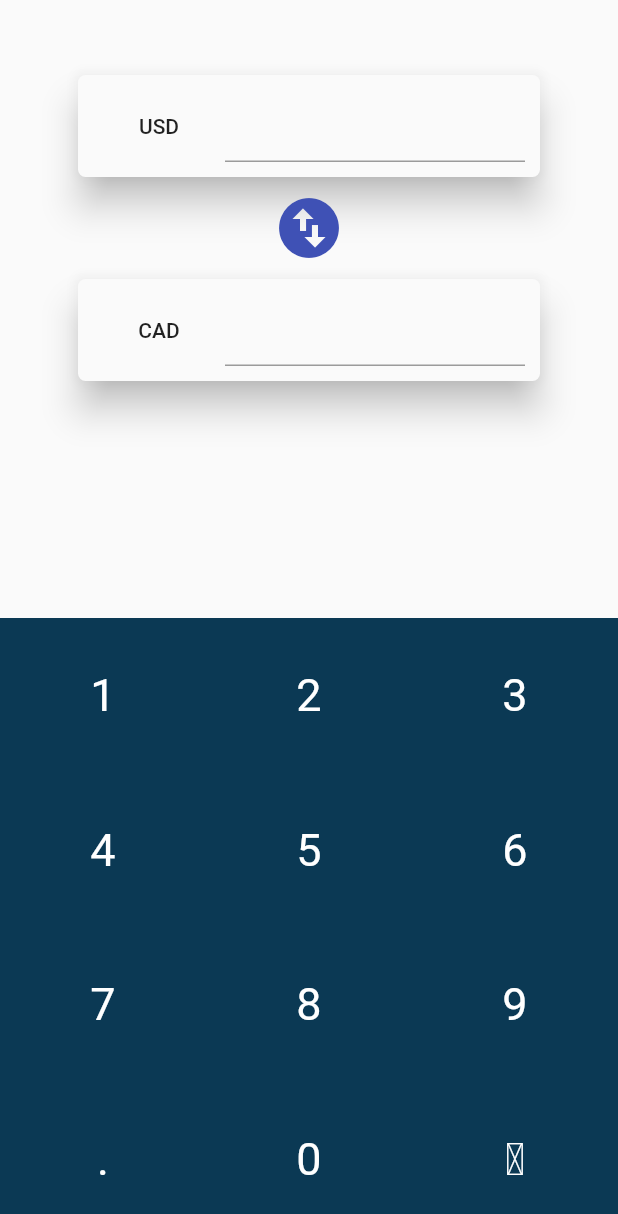
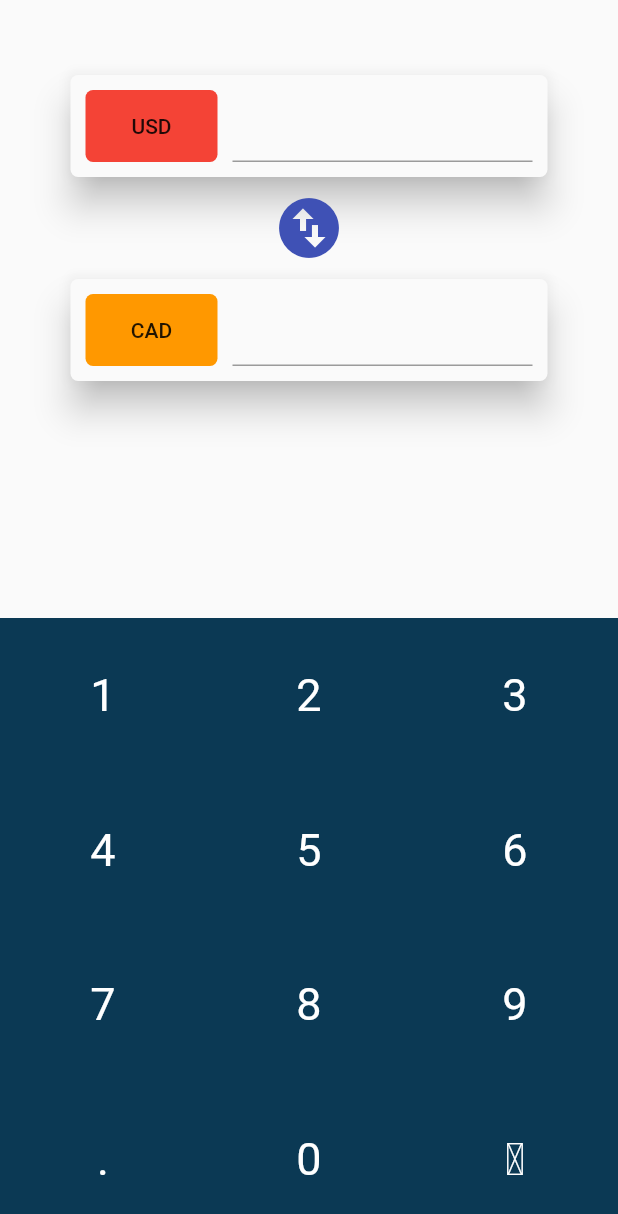
Before and after one commit to adso023/Currency-Exchange-App, a Flutter app: the screen it shows after launch, on a phone screen of 412 x 824 dp. Shown: the top 1214 px of the screen. Run offline on Flutter 3.47's test engine with Material 2 defaults, Android fonts, the phone set to English and light mode, and no system bars.

```diff
--- a/lib/Views/ConverterView.dart
+++ b/lib/Views/ConverterView.dart
@@ -1,11 +1,14 @@
+import 'package:currencyexchange_app/Data/Exchange.dart';
+import 'package:currencyexchange_app/Data/ExchangeApi.dart';
 import 'package:flutter/material.dart';
 import 'package:currencyexchange_app/Views/CountryList.dart';
 
 class ConverterView extends StatefulWidget {
 
   final TextEditingController controller;
+  final ExchangeApi exchangeApi;
 
-  ConverterView({this.controller});
+  ConverterView({this.controller}) : exchangeApi = ExchangeApi();
 
   createState() => _ConverterViewState();
 }
@@ -14,6 +17,7 @@ class _ConverterViewState extends State<ConverterView> {
 
   Map<String, String> _from;
   Map<String, String> _to;
+  Exchange _exchange;
 
   @override
   void initState() {
@@ -22,6 +26,7 @@ class _ConverterViewState extends State<ConverterView> {
 
     _from = {"Code": "USD","Name": "United States Dollar","Country": "United States"};
     _to = {"Code": "CAD","Name": "Canadian Dollar","Country": "Canada"};
+    widget.exchangeApi.fetchExchange(_from["Code"]).then((value) => _exchange = value);
   }
 
   @override
@@ -43,13 +48,18 @@ class _ConverterViewState extends State<ConverterView> {
               child: Row(
                 mainAxisSize: MainAxisSize.min,
                 children: [
-                  FlatButton(
+                  Material(
+                    color: Colors.red,
+                    borderRadius: BorderRadius.all(Radius.circular(5.0)),
+                    child: FlatButton(
                       onPressed: () async {
                         await showModalBottomSheet(
                           context: context,
                           backgroundColor: Color(0xFF737373),
-                        builder: (context) => CountryListSheet(onCountrySelected: (country) {
+                          builder: (context) => CountryListSheet(onCountrySelected: (country) async{
                             _from = country;
+                            _exchange = await widget.exchangeApi.fetchExchange(_from["Code"]);
+                            print(_exchange);
                           },)
                         );
 
@@ -57,7 +67,10 @@ class _ConverterViewState extends State<ConverterView> {
                       },
                       child: Text('${_from["Code"]}')
                     ),
-                  SizedBox(
+                  ),
+                  Container(
+                    margin: EdgeInsets.fromLTRB(10.0, 0.0, 0.0, 0.0),
+                    child: SizedBox(
                       width: 200,
                       child: TextField(
                         controller: widget.controller,
@@ -66,9 +79,13 @@ class _ConverterViewState extends State<ConverterView> {
                         autofocus: false,
                         autocorrect: false,
                         keyboardType: TextInputType.number,
+                        decoration: InputDecoration(
+                          contentPadding: EdgeInsets.fromLTRB(5.0, 0.0, 0.0, 0.0)
+                        ),
                         onChanged: (value) {
 
                         },
+                      ),
                     ),
                   ),
                 ],
@@ -79,7 +96,9 @@ class _ConverterViewState extends State<ConverterView> {
             margin: EdgeInsets.all(10.0),
             child: GestureDetector(
               child: Icon(Icons.swap_vertical_circle, size: 48.0, color: Colors.indigo,),
-              onTap: (){},
+              onTap: (){
+                print('Hit the switcher button');
+              },
             )
           ),
           Material(
@@ -90,7 +109,10 @@ class _ConverterViewState extends State<ConverterView> {
               child: Row(
                 mainAxisSize: MainAxisSize.min,
                 children: [
-                  FlatButton(
+                  Material(
+                    borderRadius: BorderRadius.all(Radius.circular(5.0)),
+                    color: Colors.orange,
+                    child: FlatButton(
                       onPressed: () async{
                         await showModalBottomSheet(
                           context: context,
@@ -103,7 +125,10 @@ class _ConverterViewState extends State<ConverterView> {
                       },
                       child: Text('${_to["Code"]}')
                     ),
-                  SizedBox(
+                  ),
+                  Container(
+                    margin: EdgeInsets.fromLTRB(10.0, 0.0, 0.0, 0.0),
+                    child: SizedBox(
                       width: 200,
                       child: TextField(
                         showCursor: false,
@@ -111,6 +136,13 @@ class _ConverterViewState extends State<ConverterView> {
                         autocorrect: false,
                         readOnly: true,
                         keyboardType: TextInputType.number,
+                        decoration: InputDecoration(
+                          contentPadding: EdgeInsets.fromLTRB(5.0, 0.0, 0.0, 0.0),
+                        ),
+                        onChanged: (value) {
+
+                        },
+                      ),
                     ),
                   ),
                 ],
```
Lines whose indentation alone changed are shown as unchanged.
